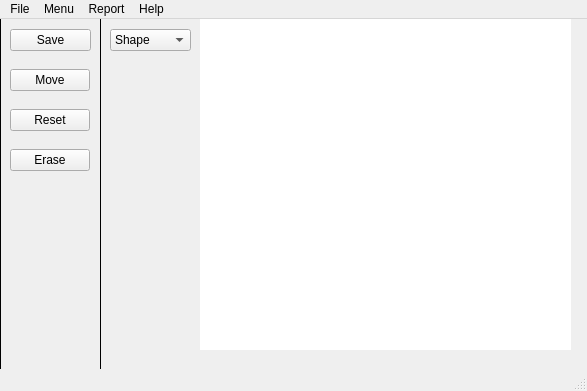
This is mainwindow.ui in Rthiskidw/scrumBagModeler as Qt 5 draws it before an edit. The edited form follows.
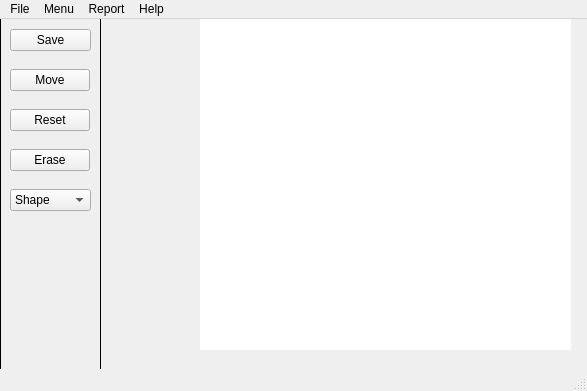
This is the edited form. Custom widgets are drawn as their Qt base class.

What changed in the file:
```diff
--- a/mainwindow.ui
+++ b/mainwindow.ui
@@ -104,8 +104,8 @@
    <widget class="QComboBox" name="comboBox">
     <property name="geometry">
      <rect>
-      <x>110</x>
-      <y>10</y>
+      <x>10</x>
+      <y>170</y>
       <width>81</width>
       <height>22</height>
      </rect>
```
Left out of the diff: 4 changed lines with no effect on the pictures.
